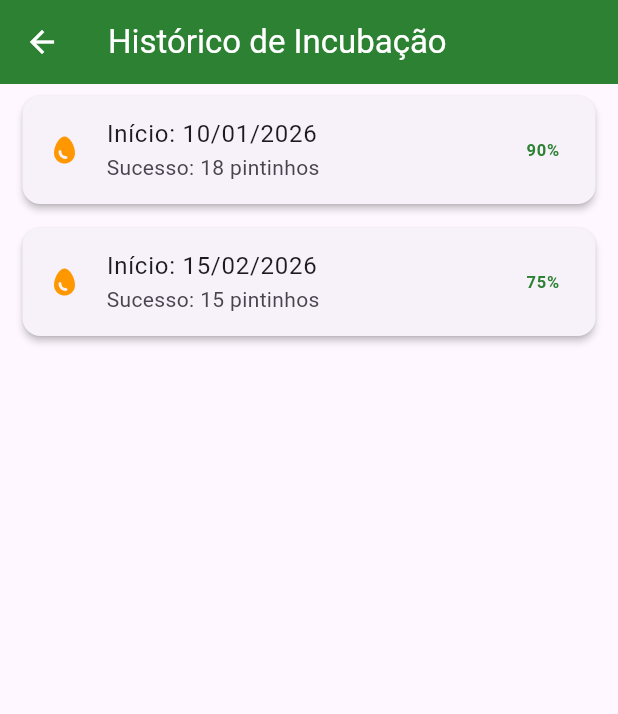
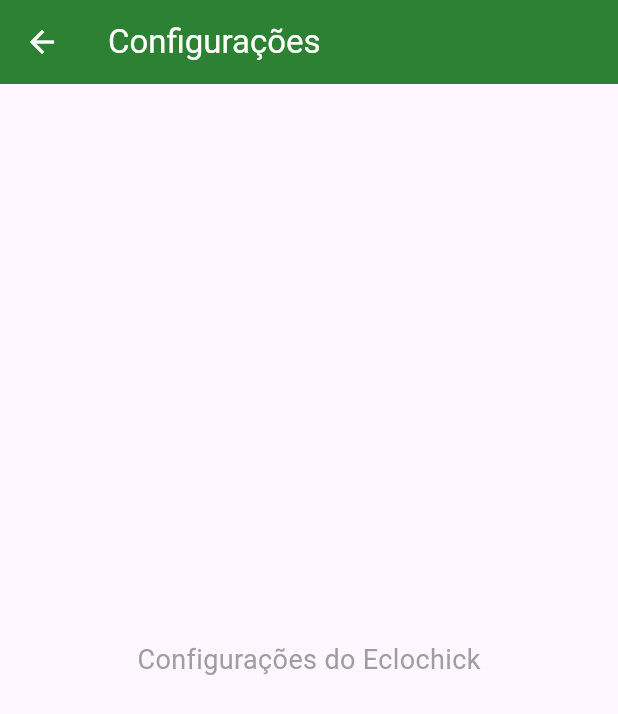
Before and after one commit to FreitasWendel/Eclochick, a Flutter app: the screen it shows after launch, after a tap on "Config", on a phone screen of 412 x 824 dp. Shown: the top 714 px of the screen. Run offline on Flutter 3.47's test engine with Material 3 defaults, Android fonts, the phone set to English and light mode, and no system bars.

Commit message:
criando tela de configuração

```diff
--- /dev/null
+++ b/lib/screens/configpage.dart
@@ -0,0 +1,22 @@
+import 'package:flutter/material.dart';
+
+class ConfigPage extends StatelessWidget {
+  const ConfigPage({super.key});
+
+  @override
+  Widget build(BuildContext context) {
+    return Scaffold(
+      appBar: AppBar(
+        title: const Text("Configurações", style: TextStyle(color: Colors.white)),
+        backgroundColor: const Color(0xFF2D8133),
+        iconTheme: const IconThemeData(color: Colors.white),
+      ),
+      body: const Center(
+        child: Text(
+          "Configurações do Eclochick",
+          style: TextStyle(fontSize: 18, color: Colors.grey),
+        ),
+      ),
+    );
+  }
+}
--- a/lib/screens/historypage.dart
+++ b/lib/screens/historypage.dart
@@ -19,7 +19,7 @@ class HistoryPage extends StatelessWidget {
       ),
       body: ListView.builder(
         itemCount: historico.length,
-        itemBuilder: (context, index) { // <--- AQUI ERA O ERRO (CORRIGIDO)
+        itemBuilder: (context, index) {
           return Card(
             margin: const EdgeInsets.symmetric(horizontal: 15, vertical: 8),
             elevation: 2,
--- a/lib/screens/homepage.dart
+++ b/lib/screens/homepage.dart
@@ -1,5 +1,6 @@
 import 'package:flutter/material.dart';
 import 'historypage.dart';
+import 'configpage.dart';
 
 void main() {
   runApp(const EclochickApp());
@@ -149,8 +150,9 @@ class HomePage extends StatelessWidget {
             child: Row(
               mainAxisAlignment: MainAxisAlignment.spaceAround,
               children: [
-  _buildNavItem(context, Icons.timeline, "Dados de incubação"), // Adicionamos 'context' aqui
-  _buildNavItem(context, Icons.settings, "Config"),           // E aqui também
+  _buildNavItem(context, Icons.timeline, "Dados de incubação", const HistoryPage()),
+  _buildNavItem(context, Icons.settings, "Config", const ConfigPage()),
+
 ],
             ),
           ),
@@ -189,14 +191,12 @@ class HomePage extends StatelessWidget {
   }
 
   // Widget auxiliar para os itens do menu inferior
-  // Mova para dentro da classe HomePage
-  // Verifique se esta função está DENTRO da classe HomePage, antes do último }
-  Widget _buildNavItem(BuildContext context, IconData icon, String label) {
+  Widget _buildNavItem(BuildContext context, IconData icon, String label, Widget destinationPage) {
     return GestureDetector(
       onTap: () {
         Navigator.push(
           context,
-          MaterialPageRoute(builder: (context) => const HistoryPage()),
+          MaterialPageRoute(builder: (context) => destinationPage),
         );
       },
       child: Column(
```
Also changed, not shown: 1 other file.
